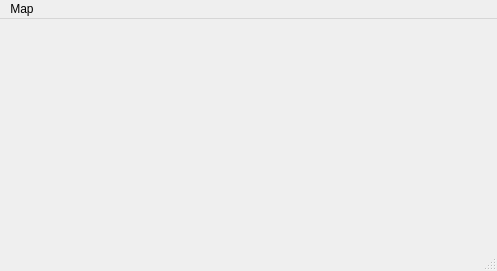
Above: mainwindow.ui from MMaXX/Kudinov before the change. Below: the same form after it.
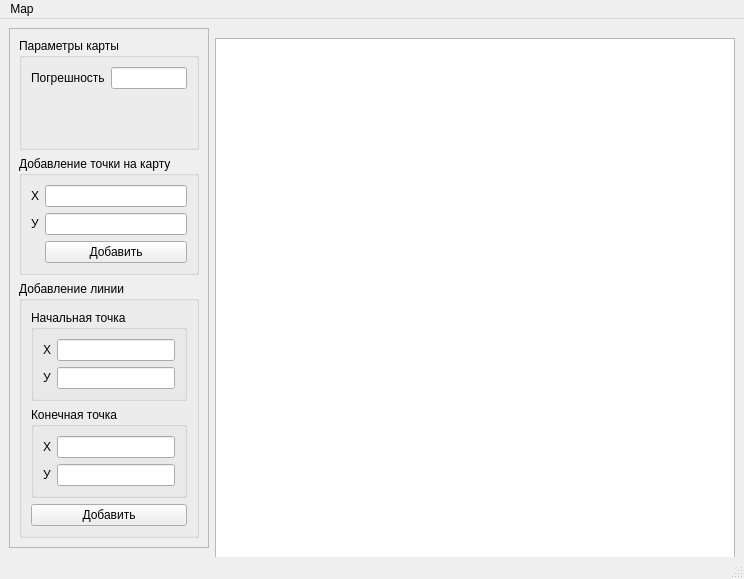
That is the form after the change.

What changed in the file:
```diff
--- a/mainwindow.ui
+++ b/mainwindow.ui
@@ -6,21 +6,229 @@
    <rect>
     <x>0</x>
     <y>0</y>
-    <width>497</width>
-    <height>271</height>
+    <width>730</width>
+    <height>574</height>
    </rect>
   </property>
   <property name="windowTitle">
    <string>MainWindow</string>
   </property>
-  <widget class="QWidget" name="centralwidget"/>
+  <widget class="QWidget" name="centralwidget">
+   <layout class="QHBoxLayout" name="horizontalLayout">
+    <item>
+     <widget class="QFrame" name="frame">
+      <property name="layoutDirection">
+       <enum>Qt::LeftToRight</enum>
+      </property>
+      <property name="frameShape">
+       <enum>QFrame::StyledPanel</enum>
+      </property>
+      <property name="frameShadow">
+       <enum>QFrame::Raised</enum>
+      </property>
+      <layout class="QGridLayout" name="gridLayout">
+       <item row="1" column="0">
+        <layout class="QGridLayout" name="gridLayout_9">
+         <item row="0" column="0">
+          <widget class="QGroupBox" name="groupBox">
+           <property name="sizePolicy">
+            <sizepolicy hsizetype="Preferred" vsizetype="Minimum">
+             <horstretch>0</horstretch>
+             <verstretch>0</verstretch>
+            </sizepolicy>
+           </property>
+           <property name="title">
+            <string>Добавление точки на карту</string>
+           </property>
+           <layout class="QGridLayout" name="gridLayout_5">
+            <item row="0" column="0">
+             <layout class="QGridLayout" name="gridLayout_6" columnstretch="0,0">
+              <item row="0" column="0">
+               <widget class="QLabel" name="label_11">
+                <property name="text">
+                 <string>Х</string>
+                </property>
+               </widget>
+              </item>
+              <item row="0" column="1">
+               <widget class="QLineEdit" name="lineEdit_2"/>
+              </item>
+              <item row="1" column="0">
+               <widget class="QLabel" name="label_12">
+                <property name="text">
+                 <string>У</string>
+                </property>
+               </widget>
+              </item>
+              <item row="1" column="1">
+               <widget class="QLineEdit" name="lineEdit"/>
+              </item>
+              <item row="2" column="1">
+               <widget class="QPushButton" name="pushButton">
+                <property name="text">
+                 <string>Добавить</string>
+                </property>
+               </widget>
+              </item>
+             </layout>
+            </item>
+           </layout>
+          </widget>
+         </item>
+         <item row="1" column="0">
+          <widget class="QGroupBox" name="groupBox_2">
+           <property name="sizePolicy">
+            <sizepolicy hsizetype="Preferred" vsizetype="Minimum">
+             <horstretch>0</horstretch>
+             <verstretch>0</verstretch>
+            </sizepolicy>
+           </property>
+           <property name="title">
+            <string>Добавление линии</string>
+           </property>
+           <layout class="QGridLayout" name="gridLayout_2">
+            <item row="0" column="0">
+             <layout class="QVBoxLayout" name="verticalLayout_2">
+              <item>
+               <widget class="QGroupBox" name="groupBox_3">
+                <property name="title">
+                 <string>Начальная точка</string>
+                </property>
+                <layout class="QGridLayout" name="gridLayout_3">
+                 <item row="0" column="0">
+                  <layout class="QGridLayout" name="gridLayout_7">
+                   <item row="0" column="0">
+                    <widget class="QLabel" name="label_8">
+                     <property name="text">
+                      <string>Х</string>
+                     </property>
+                    </widget>
+                   </item>
+                   <item row="0" column="1">
+                    <widget class="QLineEdit" name="lineEdit_3"/>
+                   </item>
+                   <item row="1" column="0">
+                    <widget class="QLabel" name="label_7">
+                     <property name="text">
+                      <string>У</string>
+                     </property>
+                    </widget>
+                   </item>
+                   <item row="1" column="1">
+                    <widget class="QLineEdit" name="lineEdit_4"/>
+                   </item>
+                  </layout>
+                 </item>
+                </layout>
+               </widget>
+              </item>
+              <item>
+               <widget class="QGroupBox" name="groupBox_4">
+                <property name="title">
+                 <string>Конечная точка</string>
+                </property>
+                <layout class="QGridLayout" name="gridLayout_4">
+                 <item row="0" column="0">
+                  <layout class="QGridLayout" name="gridLayout_8">
+                   <item row="0" column="0">
+                    <widget class="QLabel" name="label_10">
+                     <property name="text">
+                      <string>Х</string>
+                     </property>
+                    </widget>
+                   </item>
+                   <item row="0" column="1">
+                    <widget class="QLineEdit" name="lineEdit_6"/>
+                   </item>
+                   <item row="1" column="0">
+                    <widget class="QLabel" name="label_9">
+                     <property name="text">
+                      <string>У</string>
+                     </property>
+                    </widget>
+                   </item>
+                   <item row="1" column="1">
+                    <widget class="QLineEdit" name="lineEdit_5"/>
+                   </item>
+                  </layout>
+                 </item>
+                </layout>
+               </widget>
+              </item>
+              <item>
+               <widget class="QPushButton" name="pushButton_2">
+                <property name="text">
+                 <string>Добавить</string>
+                </property>
+               </widget>
+              </item>
+             </layout>
+            </item>
+           </layout>
+          </widget>
+         </item>
+        </layout>
+       </item>
+       <item row="0" column="0">
+        <widget class="QGroupBox" name="groupBox_5">
+         <property name="title">
+          <string>Параметры карты</string>
+         </property>
+         <layout class="QGridLayout" name="gridLayout_10">
+          <item row="0" column="0">
+           <layout class="QFormLayout" name="formLayout">
+            <item row="0" column="0">
+             <widget class="QLabel" name="label">
+              <property name="text">
+               <string>Погрешность</string>
+              </property>
+             </widget>
+            </item>
+            <item row="0" column="1">
+             <widget class="QLineEdit" name="lineEdit_diff"/>
+            </item>
+           </layout>
+          </item>
+         </layout>
+        </widget>
+       </item>
+      </layout>
+     </widget>
+    </item>
+    <item>
+     <widget class="QGraphicsView" name="graphicsView">
+      <property name="enabled">
+       <bool>true</bool>
+      </property>
+      <property name="sizePolicy">
+       <sizepolicy hsizetype="Minimum" vsizetype="Minimum">
+        <horstretch>0</horstretch>
+        <verstretch>0</verstretch>
+       </sizepolicy>
+      </property>
+      <property name="minimumSize">
+       <size>
+        <width>520</width>
+        <height>520</height>
+       </size>
+      </property>
+      <property name="maximumSize">
+       <size>
+        <width>500</width>
+        <height>500</height>
+       </size>
+      </property>
+     </widget>
+    </item>
+   </layout>
+  </widget>
   <widget class="QMenuBar" name="menubar">
    <property name="geometry">
     <rect>
      <x>0</x>
      <y>0</y>
-     <width>497</width>
-     <height>20</height>
+     <width>730</width>
+     <height>18</height>
     </rect>
    </property>
    <widget class="QMenu" name="menuMap">
```
